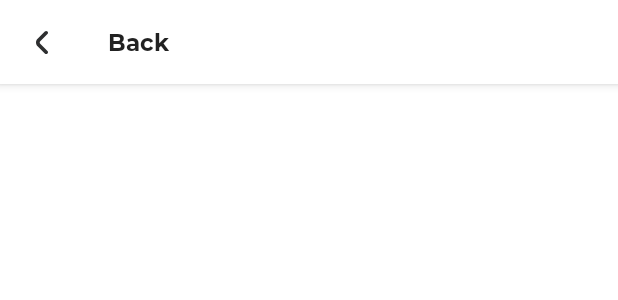
After one commit to Codingle-House/RolllPDF, an Android app: the layout activity_photo_picker.xml on its own in the app's theme, with its tools: preview values and no code run, on a phone screen of 412 x 824 dp. The commit adds this screen. Shown: the top 300 px of the screen. Run offline under Robolectric (Android 15) with nearby library versions, the phone set to English and light mode, and no system bars.

Commit message:
[irfan] feat: create empty photo picker

```diff
--- a/app/src/main/AndroidManifest.xml
+++ b/app/src/main/AndroidManifest.xml
@@ -6,7 +6,7 @@
     <uses-permission android:name="android.permission.CAMERA" />
     <uses-permission android:name="android.permission.ACCESS_MEDIA_LOCATION" />
     <uses-permission android:name="android.permission.READ_EXTERNAL_STORAGE" />
-    <uses-permission android:name="android.permission.WRITE_EXTERNAL_STORAGE"/>
+    <uses-permission android:name="android.permission.WRITE_EXTERNAL_STORAGE" />
 
     <application
         android:name=".MainApplication"
@@ -33,6 +33,10 @@
         <activity
             android:name=".presentation.camera.CameraActivity"
             android:screenOrientation="portrait" />
+
+        <activity
+            android:name=".presentation.photopicker.ActivityPhotoPicker"
+            android:screenOrientation="portrait" />
     </application>
 
 </manifest>
--- a/app/src/main/java/id/co/rolllpdf/presentation/main/MainActivity.kt
+++ b/app/src/main/java/id/co/rolllpdf/presentation/main/MainActivity.kt
@@ -61,7 +61,7 @@ class MainActivity : BaseActivity(), EasyPermissions.PermissionCallbacks,
     private fun goToCamera() {
         val intent = Intent(this, CameraActivity::class.java)
         startActivity(intent)
-        overridePendingTransition(R.anim.anim_slide_up, R.anim.anim_slide_bottom)
+        overridePendingTransition(R.anim.transition_anim_slide_up, R.anim.transition_anim_slide_bottom)
     }
 
     private fun floatingActionButtonListener() {
--- a/app/src/main/java/id/co/rolllpdf/presentation/splashscreen/SplashScreenActivity.kt
+++ b/app/src/main/java/id/co/rolllpdf/presentation/splashscreen/SplashScreenActivity.kt
@@ -45,7 +45,7 @@ class SplashScreenActivity : BaseActivity() {
             Handler(Looper.getMainLooper()).postDelayed({
                 val intent = Intent(this, MainActivity::class.java)
                 startActivity(intent)
-                overridePendingTransition(R.anim.anim_fade_in, R.anim.anim_fade_out)
+                overridePendingTransition(R.anim.transition_anim_fade_in, R.anim.transition_anim_fade_out)
                 finish()
             }, ACTIVITY_TRANSITION_DELAY)
         }
--- /dev/null
+++ b/app/src/main/res/anim/transition_anim_slide_in_left.xml
@@ -0,0 +1,5 @@
+<?xml version="1.0" encoding="utf-8"?>
+<set xmlns:android="http://schemas.android.com/apk/res/android">
+    <translate android:fromXDelta="-100%p" android:toXDelta="0"
+        android:duration="@android:integer/config_mediumAnimTime"/>
+</set>
--- /dev/null
+++ b/app/src/main/res/anim/transition_anim_slide_in_right.xml
@@ -0,0 +1,5 @@
+<?xml version="1.0" encoding="utf-8"?>
+<set xmlns:android="http://schemas.android.com/apk/res/android">
+    <translate android:fromXDelta="100%p" android:toXDelta="0"
+        android:duration="@android:integer/config_mediumAnimTime"/>
+</set>
--- /dev/null
+++ b/app/src/main/res/anim/transition_anim_slide_out_left.xml
@@ -0,0 +1,5 @@
+<?xml version="1.0" encoding="utf-8"?>
+<set xmlns:android="http://schemas.android.com/apk/res/android">
+    <translate android:fromXDelta="0" android:toXDelta="-100%p"
+        android:duration="@android:integer/config_mediumAnimTime"/>
+</set>
--- /dev/null
+++ b/app/src/main/res/layout/activity_photo_picker.xml
@@ -0,0 +1,24 @@
+<?xml version="1.0" encoding="utf-8"?>
+<androidx.constraintlayout.widget.ConstraintLayout xmlns:android="http://schemas.android.com/apk/res/android"
+    xmlns:app="http://schemas.android.com/apk/res-auto"
+    android:layout_width="match_parent"
+    android:layout_height="match_parent">
+
+    <com.google.android.material.appbar.AppBarLayout
+        android:id="@+id/photopicker_appbar"
+        android:layout_width="match_parent"
+        android:layout_height="wrap_content"
+        app:layout_constraintTop_toTopOf="parent">
+
+        <androidx.appcompat.widget.Toolbar
+            android:id="@+id/photopicker_toolbar"
+            android:layout_width="match_parent"
+            android:layout_height="wrap_content"
+            android:background="@android:color/white"
+            app:navigationIcon="@drawable/general_ic_chevron_left"
+            app:title="@string/general_text_back"
+            app:titleTextAppearance="@style/ToolbarTextAppearance" />
+    </com.google.android.material.appbar.AppBarLayout>
+
+
+</androidx.constraintlayout.widget.ConstraintLayout>
--- a/app/src/main/res/values/strings.xml
+++ b/app/src/main/res/values/strings.xml
@@ -1,5 +1,7 @@
 <resources>
     <string name="app_name">Rolll Scanner</string>
+
+    <string name="general_text_back">Back</string>
 
     <string name="splashscreen_text_desc">Easily Scan Your Document</string>
 
```
Also changed, not shown: app/src/main/java/id/co/rolllpdf/presentation/camera/CameraActivity.kt (+22 -5 lines), app/src/main/java/id/co/rolllpdf/presentation/photopicker/ActivityPhotoPicker.kt (added, +46 -0 lines), app/src/main/res/anim/anim_scale_in.xml (deleted, +0 -10 lines), app/src/main/res/anim/anim_scale_out.xml (deleted, +0 -10 lines), app/src/main/res/anim/transition_anim_slide_out_right.xml (added, +8 -0 lines), app/src/main/res/anim/transition_anim_fade_in.xml (renamed from app/src/main/res/anim/anim_fade_in.xml), app/src/main/res/anim/transition_anim_fade_out.xml (renamed from app/src/main/res/anim/anim_fade_out.xml), app/src/main/res/anim/transition_anim_slide_bottom.xml (renamed from app/src/main/res/anim/anim_slide_bottom.xml), app/src/main/res/anim/transition_anim_slide_up.xml (renamed from app/src/main/res/anim/anim_slide_up.xml).
